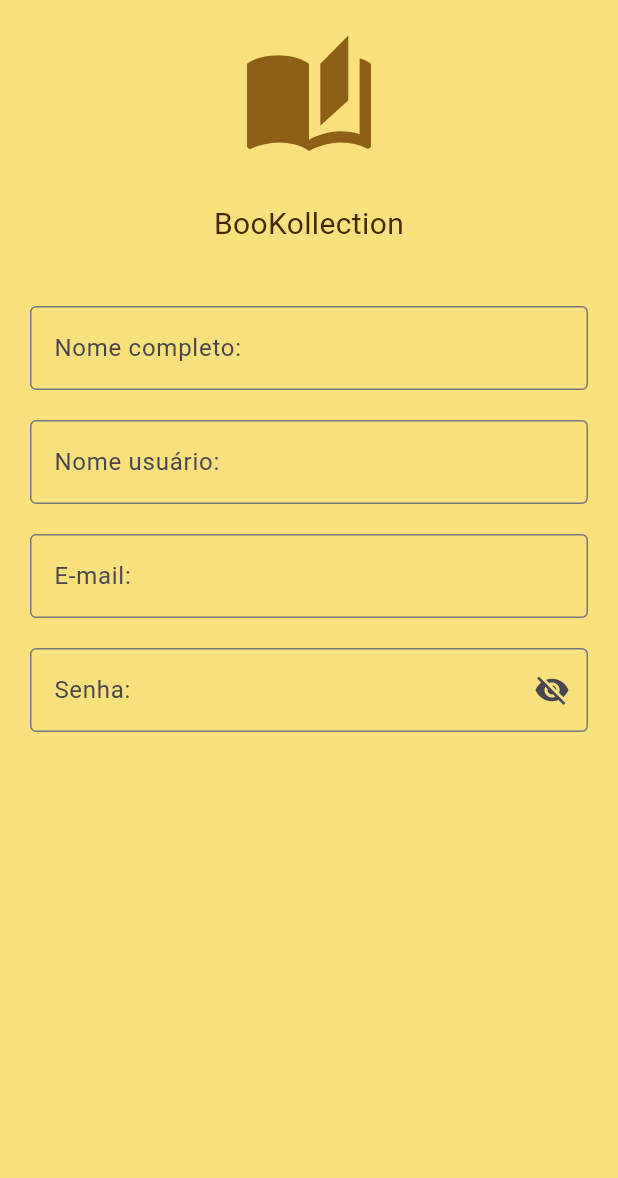
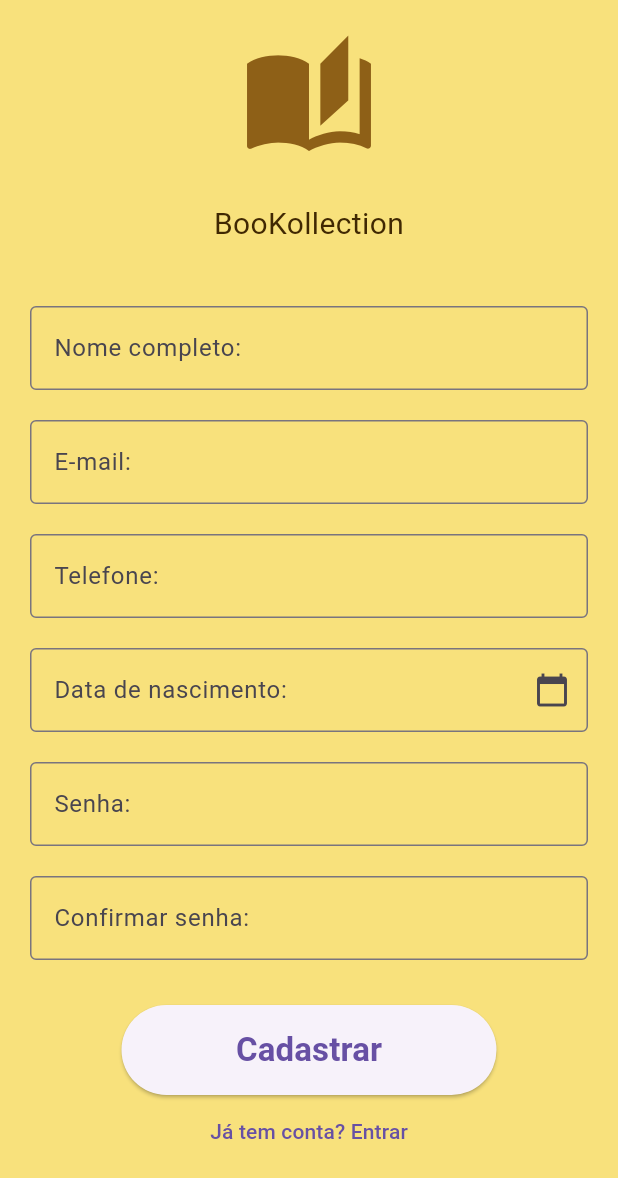
Before and after one commit to CauaLeao/projeto, a Flutter app: the CadastroUsuarioView screen opened by its route, on a phone screen of 412 x 824 dp. Shown: the top 1178 px of the screen. Run offline on Flutter 3.47's test engine with Material 3 defaults, Android fonts, the phone set to English and light mode, and no system bars; our stand-ins replace device_preview_plus, google_fonts; accounts and stored records are empty.

Commit message:
Cria dataNascimento e configura Cadastro View

```diff
--- a/lib/models/usuario.dart
+++ b/lib/models/usuario.dart
@@ -2,8 +2,12 @@ class Usuario {
   Usuario({
     required this.nome,
     required this.email,
+    this.telefone,
+    this.dataNascimento,
   });
 
   String nome;
   final String email; // RF005: e-mail não é editável
+  final String? telefone;
+  final DateTime? dataNascimento;
 }
--- a/lib/view/Bases/cadastro_usuario_view.dart
+++ b/lib/view/Bases/cadastro_usuario_view.dart
@@ -1,5 +1,10 @@
 import 'package:flutter/material.dart';
 import 'package:google_fonts/google_fonts.dart';
+import 'package:provider/provider.dart';
+
+import '../../models/usuario.dart';
+import '../../providers/usuario_provider.dart';
+
 
 class CadastroUsuarioView extends StatefulWidget {
   const CadastroUsuarioView({super.key});
@@ -9,81 +14,215 @@ class CadastroUsuarioView extends StatefulWidget {
 }
 
 class _CadastroUsuarioViewState extends State<CadastroUsuarioView> {
+
+  final _formKey = GlobalKey<FormState>();
+  final _nomeController = TextEditingController();
+  final _emailController = TextEditingController();
+  final _telefoneController = TextEditingController();
+  final _senhaController = TextEditingController();
+  final _confirmarSenhaController = TextEditingController();
+  final _dataController = TextEditingController();
+
+
+  //Data nascimento
+  DateTime? _dataNascimento;
+
+
+  @override
+  void dispose() {
+    _nomeController.dispose();
+    _emailController.dispose();
+    _telefoneController.dispose();
+    _senhaController.dispose();
+    _confirmarSenhaController.dispose();
+    _dataController.dispose();
+    super.dispose();
+  }
+
+  String _formatarData(DateTime data) {
+    final dia = data.day.toString().padLeft(2, '0');
+    final mes = data.month.toString().padLeft(2, '0');
+    return '$dia/$mes/${data.year}';
+  }
+
+  Future<void> _escolherData() async {
+    final agora = DateTime.now();
+    final escolhida = await showDatePicker(
+      context: context,
+      initialDate: DateTime(agora.year - 18),
+      firstDate: DateTime(1920),
+      lastDate: agora,
+    );
+    if (escolhida != null) {
+      setState(() {
+        _dataNascimento = escolhida;
+        _dataController.text = _formatarData(escolhida);
+      });
+    }
+  }
+  void _cadastrar() {
+    if (!_formKey.currentState!.validate()) return;
+    context.read<UsuarioProvider>().definirUsuario(
+          Usuario(
+            nome: _nomeController.text.trim(),
+            email: _emailController.text.trim(),
+            telefone: _telefoneController.text.trim(),
+            dataNascimento: _dataNascimento,
+          ),
+        );
+    Navigator.pushReplacementNamed(context, 'perfil');
+  }
+
+  //Interface principal
     @override
   Widget build(BuildContext context) {
     return Scaffold(
-      backgroundColor: const Color.fromARGB(255,248, 225, 124),
+      backgroundColor: const Color.fromARGB(255, 248, 225, 124),
       body: SafeArea(
         child: Padding(
-          padding: EdgeInsets.all(20),
+          padding: const EdgeInsets.all(20),
+          child: Form(
+            key: _formKey,
+            child: SingleChildScrollView(
               child: Column(
                 children: [
-              //
-              // ICONE
-              //
-               Icon(
+                  const Icon(
                     Icons.auto_stories,
                     size: 90,
-                color: const Color.fromARGB(255, 142, 96, 23),
+                    color: Color.fromARGB(255, 142, 96, 23),
                   ),
-              SizedBox(height: 25),
+                  const SizedBox(height: 25),
                   Text(
                     'BooKollection',
                       textAlign: TextAlign.center,
                     style: GoogleFonts.alfaSlabOne(
                       fontSize: 20,
-                  color:  const Color.fromARGB(255, 64, 40, 2),
+                      color: const Color.fromARGB(255, 64, 40, 2),
                     ),
                   ),
-              SizedBox(height: 40,),
-
-              //TextField Nome Completo
-              TextField(
-                decoration: InputDecoration(
+                  const SizedBox(height: 40),
+                  TextFormField(
+                    controller: _nomeController,
+                    decoration: const InputDecoration(
                       labelText: 'Nome completo: ',
                       border: OutlineInputBorder(),
                     ),
+                    validator: (valor) {
+                      if (valor == null || valor.trim().length < 3) {
+                        return 'Informe um nome com pelo menos 3 caracteres';
+                      }
+                      return null;
+                    },
                   ),
-              SizedBox(height: 20),
-
-              //TextField Nome Usuario
-              TextField(
-                decoration: InputDecoration(
-                  labelText: 'Nome usuário: ',
-                  border: OutlineInputBorder(),
-                ),
-              ),
-              SizedBox(height: 20),
-
-              //TextField E-mail
-              TextField(
-                decoration: InputDecoration(
+                  const SizedBox(height: 20),
+                  TextFormField(
+                    controller: _emailController,
+                    keyboardType: TextInputType.emailAddress,
+                    decoration: const InputDecoration(
                       labelText: 'E-mail: ',
                       border: OutlineInputBorder(),
                     ),
+                    validator: (valor) {
+                      final email = valor?.trim() ?? '';
+                      if (email.isEmpty) {
+                        return 'Informe o e-mail';
+                      }
+                      if (!email.contains('@') || !email.contains('.')) {
+                        return 'Informe um e-mail válido';
+                      }
+                      return null;
+                    },
                   ),
-              SizedBox(height: 20),
-
-              // Textfield senha
-              TextField(
+                  const SizedBox(height: 20),
+                  TextFormField(
+                    controller: _telefoneController,
+                    keyboardType: TextInputType.phone,
+                    decoration: const InputDecoration(
+                      labelText: 'Telefone: ',
+                      border: OutlineInputBorder(),
+                    ),
+                    validator: (valor) {
+                      if (valor == null || valor.trim().isEmpty) {
+                        return 'Informe o telefone';
+                      }
+                      return null;
+                    },
+                  ),
+                  const SizedBox(height: 20),
+                  TextFormField(
+                    readOnly: true,
+                    onTap: _escolherData,
+                    controller: _dataController,
+                    decoration: const InputDecoration(
+                      labelText: 'Data de nascimento: ',
+                      border: OutlineInputBorder(),
+                      suffixIcon: Icon(Icons.calendar_today),
+                    ),
+                    validator: (_) {
+                      if (_dataNascimento == null) {
+                        return 'Informe a data de nascimento';
+                      }
+                      return null;
+                    },
+                  ),
+                  const SizedBox(height: 20),
+                  TextFormField(
+                    controller: _senhaController,
                     obscureText: true,
-                decoration: InputDecoration(
+                    decoration: const InputDecoration(
                       labelText: 'Senha: ',
                       border: OutlineInputBorder(),
-                  suffixIcon: IconButton(
-                    onPressed: () {
-
+                    ),
+                    validator: (valor) {
+                      if (valor == null || valor.isEmpty) {
+                        return 'Informe a senha';
+                      }
+                      if (valor.length < 6) {
+                        return 'A senha deve ter pelo menos 6 caracteres';
+                      }
+                      return null;
                     },
-
-                    //padding: const EdgeInsets.only(right: 15.0), // Ajuste o valor aqui (ex: 12.0, 16.0)
-                    icon: Icon(Icons.visibility_off),
-                  )
+                  ),
+                  const SizedBox(height: 20),
+                  TextFormField(
+                    controller: _confirmarSenhaController,
+                    obscureText: true,
+                    decoration: const InputDecoration(
+                      labelText: 'Confirmar senha: ',
+                      border: OutlineInputBorder(),
+                    ),
+                    validator: (valor) {
+                      if (valor == null || valor.isEmpty) {
+                        return 'Confirme a senha';
+                      }
+                      if (valor != _senhaController.text) {
+                        return 'As senhas não coincidem';
+                      }
+                      return null;
+                    },
+                  ),
+                  const SizedBox(height: 30),
+                  ElevatedButton(
+                    style: ElevatedButton.styleFrom(
+                      fixedSize: const Size(250, 60),
+                    ),
+                    onPressed: _cadastrar,
+                    child: const Text(
+                      'Cadastrar',
+                      style: TextStyle(
+                        fontSize: 22,
+                        fontWeight: FontWeight.bold,
                       ),
                     ),
-              SizedBox(height: 5),
-
-
-            ]),
+                  ),
+                  TextButton(
+                    onPressed: () => Navigator.pop(context),
+                    child: const Text('Já tem conta? Entrar'),
+                  ),
+                ],
+              ),
+            ),
+          ),
         ),
       ),
     );
```
Lines whose indentation alone changed are shown as unchanged.
